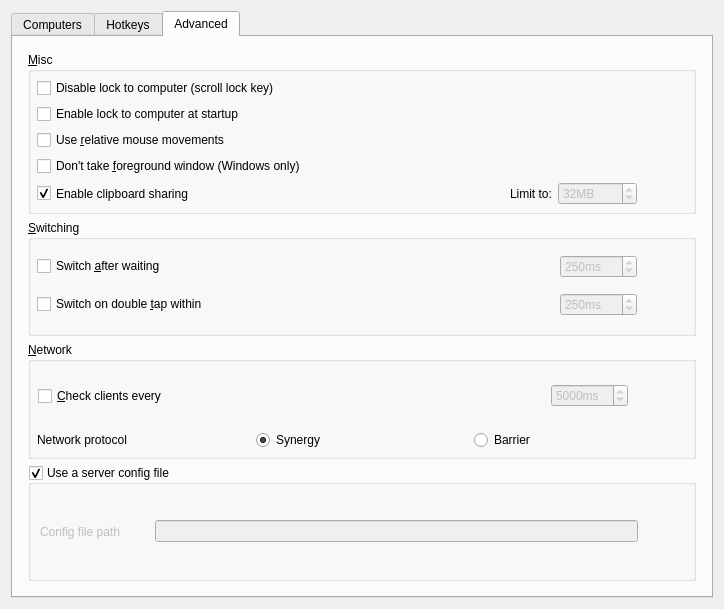
The window that src/lib/gui/dialogs/ServerConfigDialog.ui (youxia173/DeskConnect) describes before a commit, drawn with Qt 5.
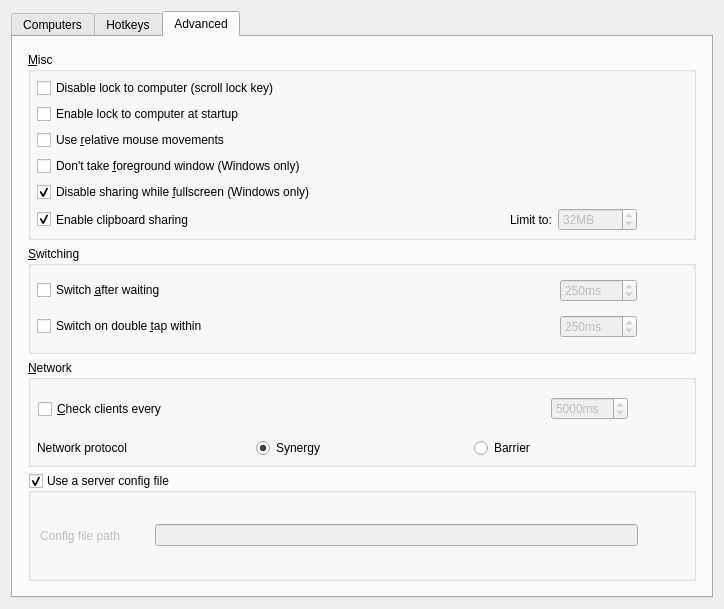
The same window after the commit. The open tabs and pages were chosen to show the change. Icons and pictures are not drawn. Custom widgets are drawn as their Qt base class.

```diff
--- a/src/lib/gui/dialogs/ServerConfigDialog.ui
+++ b/src/lib/gui/dialogs/ServerConfigDialog.ui
@@ -377,6 +377,19 @@
             </property>
            </widget>
           </item>
+          <item>
+           <widget class="QCheckBox" name="cbWin32DisableShareOnFullscreen">
+            <property name="toolTip">
+             <string>While a fullscreen app is active on this computer, keep the mouse and keyboard here. Exit fullscreen to share again. Windows only.</string>
+            </property>
+            <property name="text">
+             <string>Disable sharing while &amp;fullscreen (Windows only)</string>
+            </property>
+            <property name="checked">
+             <bool>true</bool>
+            </property>
+           </widget>
+          </item>
           <item>
            <layout class="QHBoxLayout" name="layoutClipboard">
             <item>
```
